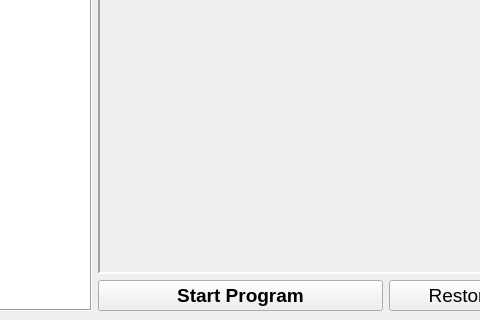
Above: mainwindow.ui from brianuuu/AutoController2 before the change; both pictures show x 117 to 597 and y 266 to 586 of the 800 by 586 pixel window. Below: the same form after it.
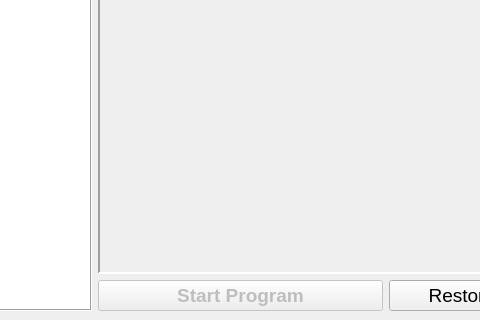
That is the form after the change.

Diff of the .ui file:
```diff
--- a/mainwindow.ui
+++ b/mainwindow.ui
@@ -540,6 +540,9 @@
          <layout class="QHBoxLayout" name="horizontalLayout_4">
           <item>
            <widget class="QPushButton" name="PB_StartProgram">
+            <property name="enabled">
+             <bool>false</bool>
+            </property>
             <property name="font">
              <font>
               <pointsize>14</pointsize>
```
